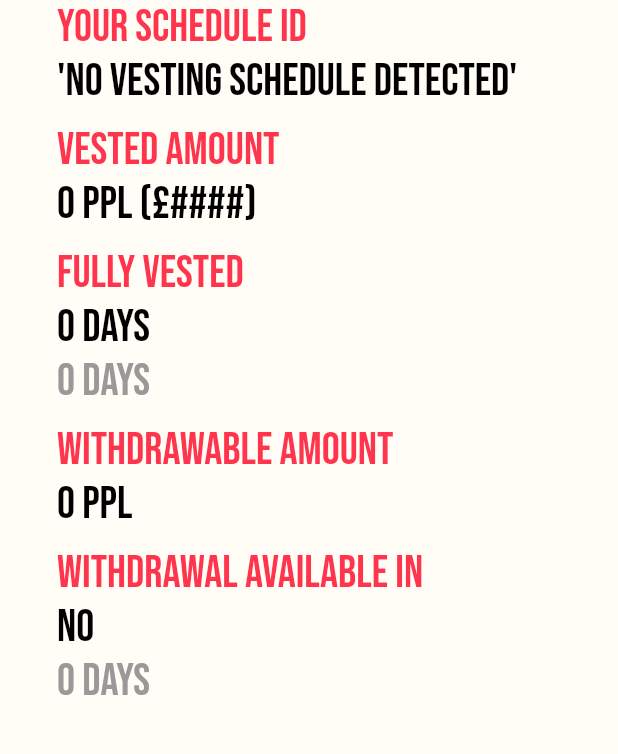
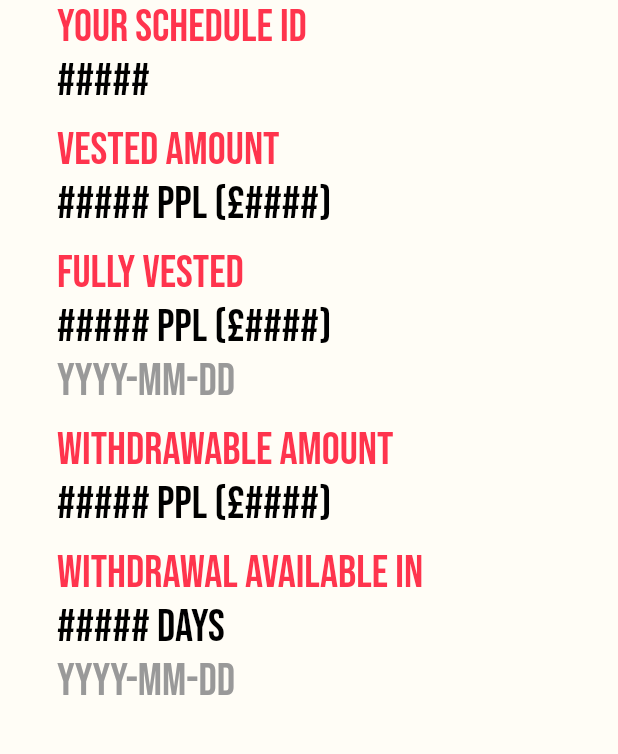
Before and after one commit to Obinna-e/Peepl-Dapp, a Flutter app: the DashboardScreen screen opened directly, on a phone screen of 412 x 824 dp, the part 225-979 px from its top. Run offline on Flutter 3.47's test engine with Material 2 defaults, Android fonts, the light colour scheme and no system bars; our stand-ins replace decimal, get, google_fonts; missing offline and left inert: flutter_web3.

Commit message:
changed small screen and header widget to stateless

```diff
--- a/lib/Widgets/header.dart
+++ b/lib/Widgets/header.dart
@@ -6,14 +6,9 @@ import 'package:nftapp/controllers/contract_controller.dart';
 import 'package:nftapp/controllers/home_controller.dart';
 import 'package:nftapp/helpers/responsiveness.dart';
 
-class Header extends StatefulWidget {
+class Header extends StatelessWidget {
   const Header({Key? key}) : super(key: key);
 
-  @override
-  State<Header> createState() => _HeaderState();
-}
-
-class _HeaderState extends State<Header> {
   @override
   Widget build(BuildContext context) {
     return Row(
@@ -27,35 +22,31 @@ class _HeaderState extends State<Header> {
         SizedBox(
           width: !ResponsiveWidget.isSmallScreen(context) ? itemPadding + 80 : itemPadding - 80,
         ),
-        const ConnectWallet(),
+        ConnectWallet(),
       ],
     );
   }
 }
 
-class ConnectWallet extends StatefulWidget {
-  const ConnectWallet({Key? key}) : super(key: key);
+class ConnectWallet extends StatelessWidget {
+  ConnectWallet({Key? key}) : super(key: key);
 
-  @override
-  State<ConnectWallet> createState() => _ConnectWalletState();
-}
-
-class _ConnectWalletState extends State<ConnectWallet> {
-  HomeController homeController = Get.put(HomeController());
-  ContractController contractController = Get.put(ContractController());
+  final HomeController homeController = Get.put(HomeController());
+  final ContractController contractController = Get.put(ContractController());
 
   @override
   Widget build(BuildContext context) {
     return InkWell(
       onTap: () {
         homeController.connect().then((value) async {
+          if (homeController.isInOperatingChain) {
             final hasVested = await contractController.getUserVestingCount(homeController.currentAddress.value);
             // print(hasVested);
-
             if (hasVested != BigInt.zero) {
               contractController.getScheduleByAddressAndIndex(
                   index: 0, beneficaryAddress: homeController.currentAddress.value);
               contractController.getSchedulesInfo();
+            }
           }
 
           homeController.isLoading(false);
--- a/lib/Widgets/large_home_page.dart
+++ b/lib/Widgets/large_home_page.dart
@@ -37,7 +37,7 @@ class _LargeHomePageState extends State<LargeHomePage> {
               children: const [
                 CustomText(text: 'Your Schedule Id'),
                 CustomText(
-                  text: " _contractController.currentScheduleID",
+                  text: "#####",
                   color: textColorBlack,
                 )
               ],
--- a/lib/Widgets/small_home_page.dart
+++ b/lib/Widgets/small_home_page.dart
@@ -7,16 +7,11 @@ import 'package:nftapp/controllers/contract_controller.dart';
 import 'package:nftapp/controllers/home_controller.dart';
 import 'package:nftapp/helpers/dateTimeFormat.dart';
 
-class SmallHomePage extends StatefulWidget {
-  const SmallHomePage({Key? key}) : super(key: key);
+class SmallHomePage extends StatelessWidget {
+  SmallHomePage({Key? key}) : super(key: key);
 
-  @override
-  State<SmallHomePage> createState() => _SmallHomePageState();
-}
-
-class _SmallHomePageState extends State<SmallHomePage> {
-  HomeController homeController = Get.put(HomeController());
-  ContractController contractController = Get.put(ContractController());
+  final HomeController homeController = Get.put(HomeController());
+  final ContractController contractController = Get.put(ContractController());
 
   @override
   Widget build(BuildContext context) {
@@ -37,7 +32,7 @@ class _SmallHomePageState extends State<SmallHomePage> {
                     () => CustomText(
                       text: homeController.walletConnect.value
                           ? contractController.currentScheduleID.value.toString()
-                          : "'No Vesting Schedule Detected'",
+                          : '#####',
                       color: textColorBlack,
                     ),
                   ),
@@ -54,7 +49,7 @@ class _SmallHomePageState extends State<SmallHomePage> {
                     () => CustomText(
                       text: homeController.walletConnect.value
                           ? '${contractController.vestedTotal.value.toString()} PPL (£####)'
-                          : "0 PPL (£####)",
+                          : "##### PPL (£####)",
                       color: textColorBlack,
                     ),
                   )
@@ -71,7 +66,7 @@ class _SmallHomePageState extends State<SmallHomePage> {
                     () => CustomText(
                       text: homeController.walletConnect.value
                           ? '${contractController.endTimeDays.value.toString()} Days'
-                          : "0 Days",
+                          : "##### PPL (£####)",
                       color: Colors.black,
                     ),
                   ),
@@ -79,7 +74,7 @@ class _SmallHomePageState extends State<SmallHomePage> {
                     () => CustomText2(
                       text: homeController.walletConnect.value
                           ? dateFormatter(contractController.scheduleEnd.value)
-                          : "0 Days",
+                          : "YYYY-MM-DD",
                       color: textColorGrey,
                     ),
                   )
@@ -96,7 +91,7 @@ class _SmallHomePageState extends State<SmallHomePage> {
                     () => CustomText(
                       text: homeController.walletConnect.value
                           ? '${contractController.currentAmountReleasable.value.toString()} PPL (£####)'
-                          : "0 PPL",
+                          : "##### PPL (£####)",
                       color: textColorBlack,
                     ),
                   )
@@ -113,14 +108,15 @@ class _SmallHomePageState extends State<SmallHomePage> {
                     () => CustomText(
                       text: homeController.walletConnect.value
                           ? '${contractController.cliffEndDays.value.toString()} Days'
-                          : "No ",
+                          : "##### Days ",
                       color: textColorBlack,
                     ),
                   ),
                   Obx(
                     () => CustomText2(
-                      text:
-                          homeController.walletConnect.value ? dateFormatter(contractController.cliff.value) : "0 Days",
+                      text: homeController.walletConnect.value
+                          ? dateFormatter(contractController.cliff.value)
+                          : "YYYY-MM-DD",
                       color: textColorGrey,
                     ),
                   )
--- a/lib/controllers/contract_controller.dart
+++ b/lib/controllers/contract_controller.dart
@@ -7,9 +7,12 @@ import 'package:nftapp/controllers/home_controller.dart';
 import 'package:nftapp/helpers/abi.dart';
 import 'package:nftapp/helpers/dateTimeFormat.dart';
 import 'package:nftapp/helpers/decimal_handler.dart';
+import 'package:nftapp/models/schedules.dart';
 
 class ContractController extends GetxController {
   HomeController homeController = Get.put(HomeController());
+
+  List<Schedules> vestingSchedules = <Schedules>[];
 
   String? currentWalletAddress;
 
@@ -49,8 +52,6 @@ class ContractController extends GetxController {
     isLoading = true;
 
     final schedule = await vestingContract.call('getVestingScheduleByAddressAndIndex', [beneficaryAddress, index]);
-
-    hasVestingSchedule = true;
 
     scheduleStart = readTimeStampToDate(
       int.parse(
@@ -111,8 +112,6 @@ class ContractController extends GetxController {
     try {
       final List<String> scheduleIDs = await getUserVestingSchedulesList();
 
-      displayScheduleID = scheduleIDs[0].substring(0, 5) + "..." + scheduleIDs[0].substring(61, 66);
-
       currentAmountReleasable(toDecimal(await computeAmountReleasable(scheduleIDs[0]), 18));
       isLoading = false;
       currentScheduleID(scheduleIDs[0].substring(0, 5) + "..." + scheduleIDs[0].substring(61, 66));
--- a/lib/models/schedules.dart
+++ b/lib/models/schedules.dart
@@ -17,15 +17,15 @@ class Schedules {
     required this.cliffDateTime,
   });
 
-  factory Schedules.fromTuple(List schedule, int index) {
-    return Schedules(
-      scheduleID: schedule[index] ?? 'No Vesting Schedule Found',
-      vestedAmount: schedule[index] ?? '##### PPL (£####)',
-      fullyVestedDays: schedule[index] ?? '##### Days',
-      fullyVestedDateTime: schedule[index] ?? 'YYYY-MM-DD',
-      withdrawableAmount: schedule[index] ?? '##### PPL (£####)',
-      cliffEndDays: schedule[index] ?? '##### Days',
-      cliffDateTime: schedule[index] ?? 'YYYY-MM-DD',
-    );
-  }
+  // factory Schedules.fromTuple(List schedule, int index) {
+  //   return Schedules(
+  //     scheduleID: schedule[index] ?? 'No Vesting Schedule Found',
+  //     vestedAmount: schedule[index] ?? '##### PPL (£####)',
+  //     fullyVestedDays: schedule[index] ?? '##### Days',
+  //     fullyVestedDateTime: schedule[index] ?? 'YYYY-MM-DD',
+  //     withdrawableAmount: schedule[index] ?? '##### PPL (£####)',
+  //     cliffEndDays: schedule[index] ?? '##### Days',
+  //     cliffDateTime: schedule[index] ?? 'YYYY-MM-DD',
+  //   );
+  // }
 }
--- a/lib/pages/dashboard/dashboard_screen.dart
+++ b/lib/pages/dashboard/dashboard_screen.dart
@@ -18,10 +18,12 @@ class DashboardScreen extends StatelessWidget {
         body: Builder(
           builder: (_) {
             if (h.isEnabled) {
+              if (h.isConnected && !h.isInOperatingChain) {
+                return const Center(
+                    child: CustomText(text: 'Wrong Chain! Please connect to FUSE Network \nAnd Refresh'));
+              }
               return SingleChildScrollView(
-                  child: ResponsiveWidget.isSmallScreen(context) ? const SmallHomePage() : const LargeHomePage());
-            } else if (h.isConnected && !h.isInOperatingChain) {
-              return const Center(child: CustomText(text: 'Wrong Chain! Please connect to FUSE Network'));
+                  child: ResponsiveWidget.isSmallScreen(context) ? SmallHomePage() : const LargeHomePage());
             } else {
               return const Center(child: CustomText(text: 'Your browser is not Supported'));
             }
```
Lines whose indentation alone changed are shown as unchanged.
